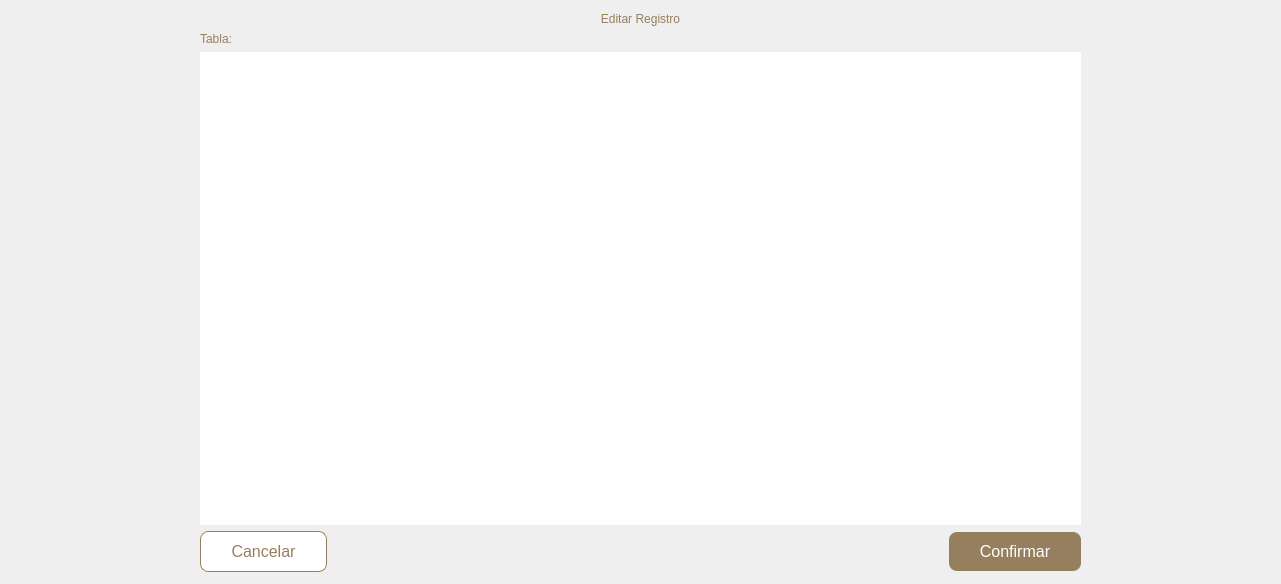
This is ui/editar-registro.ui in andreadh01/Notarius as Qt 5 draws it before an edit. The edited form follows.
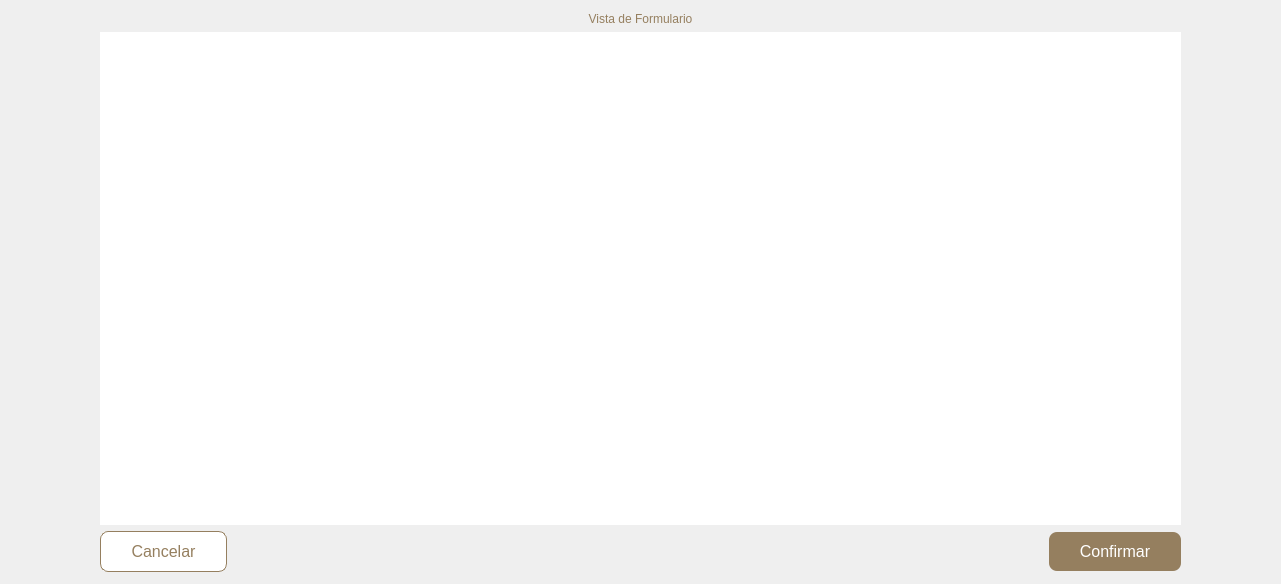
This is the edited form.

Commit message: Vista de subtablas en modificar y agregar registro, al hacer dooble clic en celda se abre vista de formulario/editar registro

```diff
--- a/ui/editar-registro.ui
+++ b/ui/editar-registro.ui
@@ -15,13 +15,13 @@
   </property>
   <layout class="QVBoxLayout" name="verticalLayout_2">
    <property name="leftMargin">
-    <number>200</number>
+    <number>100</number>
    </property>
    <property name="topMargin">
     <number>12</number>
    </property>
    <property name="rightMargin">
-    <number>200</number>
+    <number>100</number>
    </property>
    <property name="bottomMargin">
     <number>12</number>
@@ -34,28 +34,13 @@
 </string>
      </property>
      <property name="text">
-      <string>Editar Registro</string>
+      <string>Vista de Formulario</string>
      </property>
      <property name="alignment">
       <set>Qt::AlignCenter</set>
      </property>
     </widget>
    </item>
-   <item>
-    <layout class="QVBoxLayout" name="verticalLayout_3">
-     <item>
-      <widget class="QLabel" name="label_tabla">
-       <property name="styleSheet">
-        <string notr="true">font: 18pt &quot;Arial Rounded MT Bold&quot;;
-color: #957F5F;</string>
-       </property>
-       <property name="text">
-        <string>Tabla:</string>
-       </property>
-      </widget>
-     </item>
-    </layout>
-   </item>
    <item>
     <widget class="QScrollArea" name="scrollArea">
      <property name="styleSheet">
@@ -135,7 +120,7 @@
        <rect>
         <x>0</x>
         <y>0</y>
-        <width>881</width>
+        <width>1081</width>
         <height>24</height>
        </rect>
       </property>
```
Left out of the diff: 2 changed lines with no effect on the pictures. The commit also changes 8 other files.
